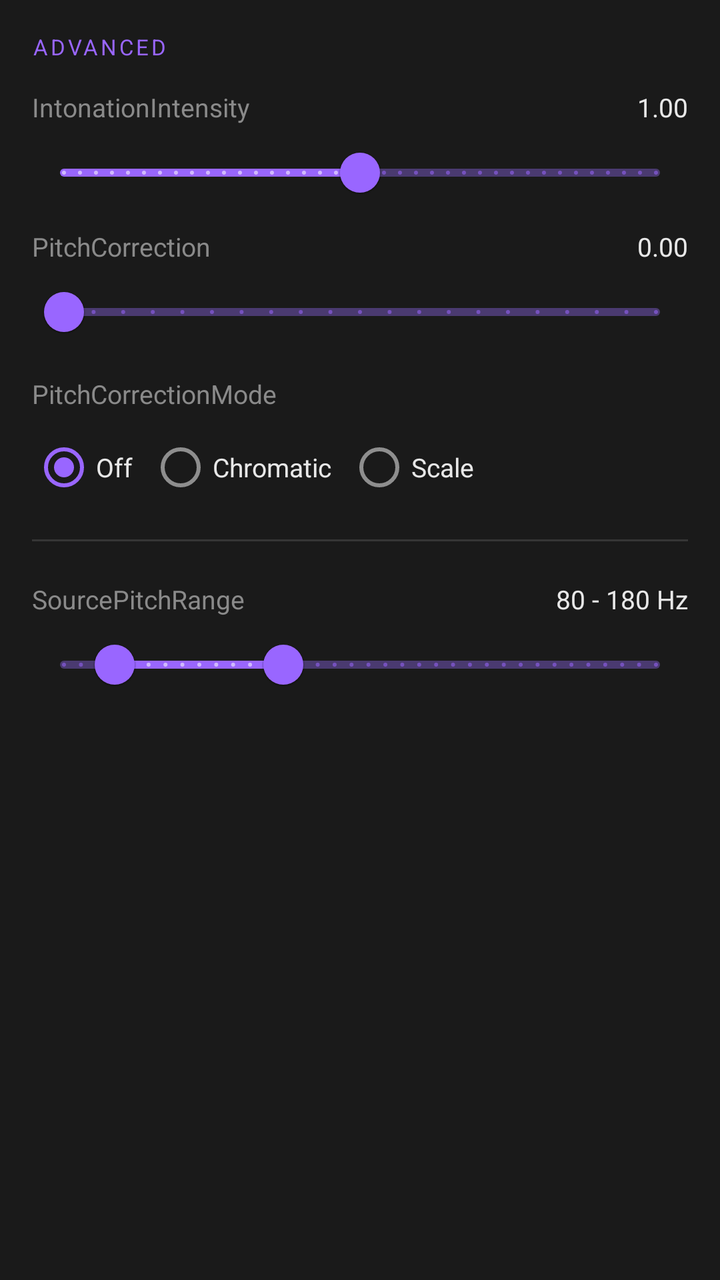
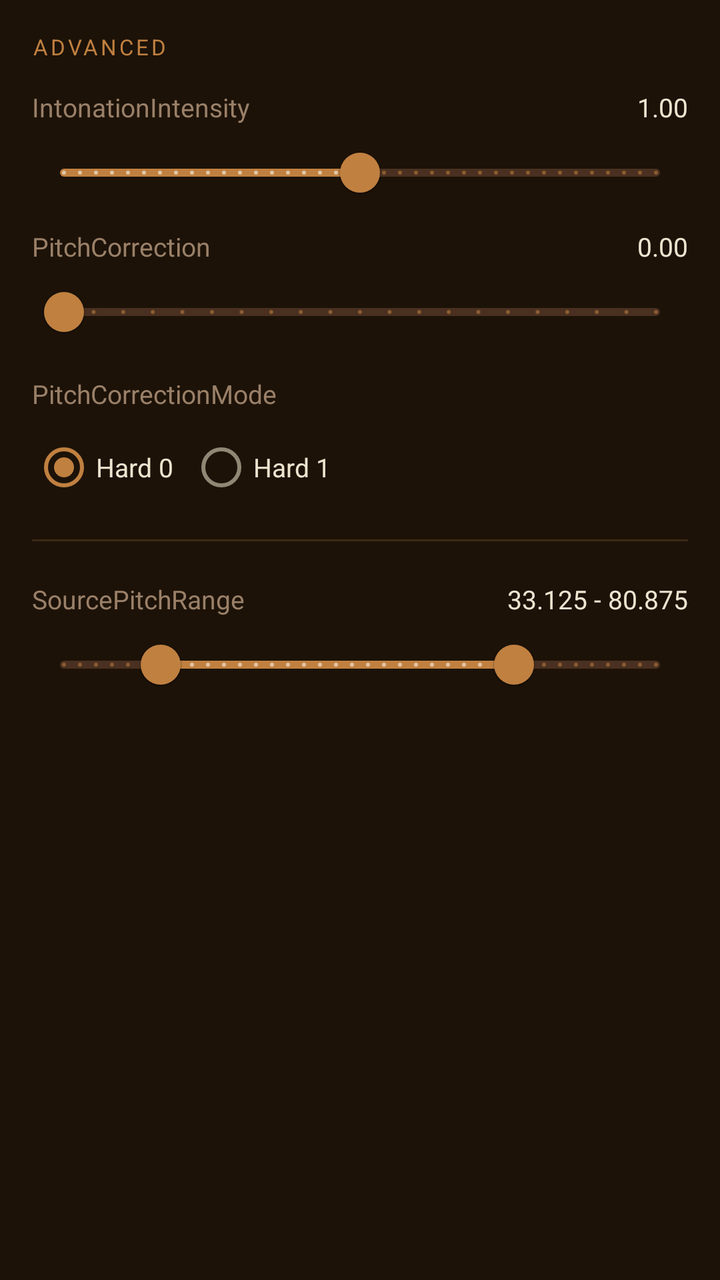

Screens rendered from an Android XML layout before and after an edit, with the pre-edit source and the edit as a unified diff.
<!-- AndroidManifest.xml: application theme Theme.beatriceapp -->
<!-- res/layout/fragment_advanced.xml -->
<?xml version="1.0" encoding="utf-8"?>
<ScrollView xmlns:android="http://schemas.android.com/apk/res/android"
    xmlns:app="http://schemas.android.com/apk/res-auto"
    android:layout_width="match_parent"
    android:layout_height="match_parent"
    android:background="@color/vst_bg_primary">

    <LinearLayout
        android:layout_width="match_parent"
        android:layout_height="wrap_content"
        android:orientation="vertical"
        android:padding="16dp">

        
        <TextView
            android:layout_width="match_parent"
            android:layout_height="wrap_content"
            android:text="@string/section_advanced_pitch"
            android:textColor="@color/vst_accent_purple"
            android:textSize="11sp"
            android:textAllCaps="true"
            android:letterSpacing="0.12"
            android:layout_marginBottom="10dp" />

        
        <LinearLayout
            android:layout_width="match_parent"
            android:layout_height="wrap_content"
            android:orientation="horizontal"
            android:layout_marginTop="4dp">

            <TextView
                android:layout_width="0dp"
                android:layout_height="wrap_content"
                android:layout_weight="1"
                android:text="@string/intonation_intensity"
                android:textColor="@color/vst_text_secondary"
                android:textSize="13sp" />

            <TextView
                android:id="@+id/intonation_intensity_value"
                android:layout_width="60dp"
                android:layout_height="wrap_content"
                android:textColor="@color/vst_text_primary"
                android:textSize="13sp"
                android:gravity="end"
                android:text="1.00" />

        </LinearLayout>

        <com.google.android.material.slider.Slider
            android:id="@+id/intonation_intensity_slider"
            android:layout_width="match_parent"
            android:layout_height="wrap_content"
            android:valueFrom="0.0"
            android:valueTo="2.0"
            android:stepSize="0.05"
            android:value="1.0"
            app:trackColorActive="@color/vst_accent_purple"
            app:trackColorInactive="@color/vst_slider_inactive"
            app:thumbColor="@color/vst_accent_purple" />

        
        <LinearLayout
            android:layout_width="match_parent"
            android:layout_height="wrap_content"
            android:orientation="horizontal"
            android:layout_marginTop="4dp">

            <TextView
                android:layout_width="0dp"
                android:layout_height="wrap_content"
                android:layout_weight="1"
                android:text="@string/pitch_correction"
                android:textColor="@color/vst_text_secondary"
                android:textSize="13sp" />

            <TextView
                android:id="@+id/pitch_correction_value"
                android:layout_width="60dp"
                android:layout_height="wrap_content"
                android:textColor="@color/vst_text_primary"
                android:textSize="13sp"
                android:gravity="end"
                android:text="0.00" />

        </LinearLayout>

        <com.google.android.material.slider.Slider
            android:id="@+id/pitch_correction_slider"
            android:layout_width="match_parent"
            android:layout_height="wrap_content"
            android:valueFrom="0.0"
            android:valueTo="1.0"
            android:stepSize="0.05"
            android:value="0.0"
            app:trackColorActive="@color/vst_accent_purple"
            app:trackColorInactive="@color/vst_slider_inactive"
            app:thumbColor="@color/vst_accent_purple" />

        
        <TextView
            android:layout_width="match_parent"
            android:layout_height="wrap_content"
            android:text="@string/pitch_correction_mode"
            android:textColor="@color/vst_text_secondary"
            android:textSize="13sp"
            android:layout_marginTop="8dp"
            android:layout_marginBottom="4dp" />

        <RadioGroup
            android:id="@+id/pitch_correction_mode_group"
            android:layout_width="match_parent"
            android:layout_height="wrap_content"
            android:orientation="horizontal">

            <RadioButton
                android:id="@+id/pcm_off"
                android:layout_width="wrap_content"
                android:layout_height="wrap_content"
                android:text="@string/pcm_off"
                android:textColor="@color/vst_text_primary"
                android:textSize="13sp"
                android:checked="true"
                android:layout_marginEnd="8dp" />

            <RadioButton
                android:id="@+id/pcm_chromatic"
                android:layout_width="wrap_content"
                android:layout_height="wrap_content"
                android:text="@string/pcm_chromatic"
                android:textColor="@color/vst_text_primary"
                android:textSize="13sp"
                android:layout_marginEnd="8dp" />

            <RadioButton
                android:id="@+id/pcm_scale"
                android:layout_width="wrap_content"
                android:layout_height="wrap_content"
                android:text="@string/pcm_scale"
                android:textColor="@color/vst_text_primary"
                android:textSize="13sp" />

        </RadioGroup>

        <View
            android:layout_width="match_parent"
            android:layout_height="1dp"
            android:background="@color/vst_divider"
            android:layout_marginTop="12dp"
            android:layout_marginBottom="16dp" />

        
        <LinearLayout
            android:layout_width="match_parent"
            android:layout_height="wrap_content"
            android:orientation="horizontal"
            android:layout_marginTop="4dp">

            <TextView
                android:layout_width="0dp"
                android:layout_height="wrap_content"
                android:layout_weight="1"
                android:text="@string/source_pitch_range"
                android:textColor="@color/vst_text_secondary"
                android:textSize="13sp" />

            <TextView
                android:id="@+id/source_pitch_range_value"
                android:layout_width="120dp"
                android:layout_height="wrap_content"
                android:textColor="@color/vst_text_primary"
                android:textSize="13sp"
                android:gravity="end"
                android:text="80 - 180 Hz" />

        </LinearLayout>

        <com.google.android.material.slider.RangeSlider
            android:id="@+id/source_pitch_range_slider"
            android:layout_width="match_parent"
            android:layout_height="wrap_content"
            android:valueFrom="50.0"
            android:valueTo="400.0"
            android:stepSize="10.0"
            app:values="@array/source_pitch_range_defaults"
            app:trackColorActive="@color/vst_accent_purple"
            app:trackColorInactive="@color/vst_slider_inactive"
            app:thumbColor="@color/vst_accent_purple" />

    </LinearLayout>
</ScrollView>
<!-- resources referenced by this layout -->
<resources>
  <array name="source_pitch_range_defaults">
          <item>80.0</item>
          <item>180.0</item>
      </array>
  <color name="vst_accent_purple">#9966FF</color>
  <color name="vst_bg_primary">#1A1A1A</color>
  <color name="vst_divider">#363636</color>
  <color name="vst_slider_inactive">#4A3A70</color>
  <color name="vst_text_primary">#E8E8E8</color>
  <color name="vst_text_secondary">#8A8A8A</color>
  <string name="intonation_intensity">IntonationIntensity</string>
  <string name="pcm_chromatic">Chromatic</string>
  <string name="pcm_off">Off</string>
  <string name="pcm_scale">Scale</string>
  <string name="pitch_correction">PitchCorrection</string>
  <string name="pitch_correction_mode">PitchCorrectionMode</string>
  <string name="section_advanced_pitch">Advanced</string>
  <string name="source_pitch_range">SourcePitchRange</string>
  <style name="Theme.beatriceapp" parent="Theme.MaterialComponents.DayNight.NoActionBar">
          <item name="colorPrimary">@color/vst_accent_purple</item>
          <item name="colorPrimaryVariant">@color/vst_accent_purple_dark</item>
          <item name="colorOnPrimary">@color/white</item>
          <item name="colorSecondary">@color/vst_accent_teal</item>
          <item name="colorSecondaryVariant">@color/vst_accent_teal</item>
          <item name="colorOnSecondary">@color/white</item>
          <item name="colorSurface">@color/vst_bg_secondary</item>
          <item name="colorOnSurface">@color/vst_text_primary</item>
          <item name="android:colorBackground">@color/vst_bg_primary</item>
          <item name="android:statusBarColor">@color/vst_bg_primary</item>
          <item name="android:windowLightStatusBar" tools:targetApi="23">false</item>
          <item name="android:textColorPrimary">@color/vst_text_primary</item>
          <item name="android:textColorSecondary">@color/vst_text_secondary</item>
          <item name="colorControlActivated">@color/vst_accent_purple</item>
          <item name="colorPrimaryDark">@color/vst_bg_primary</item>
      </style>
  <color name="vst_accent_purple_dark">#7744CC</color>
  <color name="white">#FFFFFFFF</color>
  <color name="vst_accent_teal">#26C6A0</color>
  <color name="vst_bg_secondary">#242424</color>
</resources>

<!-- the commit's change to res/layout/fragment_advanced.xml (unified diff, before → after) -->
@@ -16,7 +16,7 @@
             android:layout_width="match_parent"
             android:layout_height="wrap_content"
             android:text="@string/section_advanced_pitch"
-            android:textColor="@color/vst_accent_purple"
+            android:textColor="@color/vst_accent"
             android:textSize="11sp"
             android:textAllCaps="true"
             android:letterSpacing="0.12"
@@ -52,13 +52,13 @@
             android:id="@+id/intonation_intensity_slider"
             android:layout_width="match_parent"
             android:layout_height="wrap_content"
-            android:valueFrom="0.0"
-            android:valueTo="2.0"
-            android:stepSize="0.05"
+            android:valueFrom="-1.0"
+            android:valueTo="3.0"
+            android:stepSize="0.1"
             android:value="1.0"
-            app:trackColorActive="@color/vst_accent_purple"
+            app:trackColorActive="@color/vst_accent"
             app:trackColorInactive="@color/vst_slider_inactive"
-            app:thumbColor="@color/vst_accent_purple" />
+            app:thumbColor="@color/vst_accent" />
 
         
         <LinearLayout
@@ -94,9 +94,9 @@
             android:valueTo="1.0"
             android:stepSize="0.05"
             android:value="0.0"
-            app:trackColorActive="@color/vst_accent_purple"
+            app:trackColorActive="@color/vst_accent"
             app:trackColorInactive="@color/vst_slider_inactive"
-            app:thumbColor="@color/vst_accent_purple" />
+            app:thumbColor="@color/vst_accent" />
 
         
         <TextView
@@ -115,31 +115,23 @@
             android:orientation="horizontal">
 
             <RadioButton
-                android:id="@+id/pcm_off"
+                android:id="@+id/pcm_hard0"
                 android:layout_width="wrap_content"
                 android:layout_height="wrap_content"
-                android:text="@string/pcm_off"
+                android:text="@string/pcm_hard0"
                 android:textColor="@color/vst_text_primary"
                 android:textSize="13sp"
                 android:checked="true"
                 android:layout_marginEnd="8dp" />
 
             <RadioButton
-                android:id="@+id/pcm_chromatic"
+                android:id="@+id/pcm_hard1"
                 android:layout_width="wrap_content"
                 android:layout_height="wrap_content"
-                android:text="@string/pcm_chromatic"
+                android:text="@string/pcm_hard1"
                 android:textColor="@color/vst_text_primary"
                 android:textSize="13sp"
                 android:layout_marginEnd="8dp" />
-
-            <RadioButton
-                android:id="@+id/pcm_scale"
-                android:layout_width="wrap_content"
-                android:layout_height="wrap_content"
-                android:text="@string/pcm_scale"
-                android:textColor="@color/vst_text_primary"
-                android:textSize="13sp" />
 
         </RadioGroup>
 
@@ -172,7 +164,7 @@
                 android:textColor="@color/vst_text_primary"
                 android:textSize="13sp"
                 android:gravity="end"
-                android:text="80 - 180 Hz" />
+                android:text="33.125 - 80.875" />
 
         </LinearLayout>
 
@@ -180,13 +172,13 @@
             android:id="@+id/source_pitch_range_slider"
             android:layout_width="match_parent"
             android:layout_height="wrap_content"
-            android:valueFrom="50.0"
-            android:valueTo="400.0"
-            android:stepSize="10.0"
+            android:valueFrom="20.0"
+            android:valueTo="100.0"
+            android:stepSize="0.125"
             app:values="@array/source_pitch_range_defaults"
-            app:trackColorActive="@color/vst_accent_purple"
+            app:trackColorActive="@color/vst_accent"
             app:trackColorInactive="@color/vst_slider_inactive"
-            app:thumbColor="@color/vst_accent_purple" />
+            app:thumbColor="@color/vst_accent" />
 
     </LinearLayout>
 </ScrollView>
<!-- resource entries referenced after the edit -->
@@ -1,26 +1,25 @@
 <!-- resources referenced by this layout -->
 <resources>
   <array name="source_pitch_range_defaults">
-          <item>80.0</item>
-          <item>180.0</item>
+          <item>33.125</item>
+          <item>80.875</item>
       </array>
-  <color name="vst_accent_purple">#9966FF</color>
-  <color name="vst_bg_primary">#1A1A1A</color>
-  <color name="vst_divider">#363636</color>
-  <color name="vst_slider_inactive">#4A3A70</color>
-  <color name="vst_text_primary">#E8E8E8</color>
-  <color name="vst_text_secondary">#8A8A8A</color>
+  <color name="vst_accent">#C08040</color>
+  <color name="vst_bg_primary">#1C1208</color>
+  <color name="vst_divider">#3C2A14</color>
+  <color name="vst_slider_inactive">#4A3020</color>
+  <color name="vst_text_primary">#EEE4D0</color>
+  <color name="vst_text_secondary">#9A8068</color>
   <string name="intonation_intensity">IntonationIntensity</string>
-  <string name="pcm_chromatic">Chromatic</string>
-  <string name="pcm_off">Off</string>
-  <string name="pcm_scale">Scale</string>
+  <string name="pcm_hard0">Hard 0</string>
+  <string name="pcm_hard1">Hard 1</string>
   <string name="pitch_correction">PitchCorrection</string>
   <string name="pitch_correction_mode">PitchCorrectionMode</string>
   <string name="section_advanced_pitch">Advanced</string>
   <string name="source_pitch_range">SourcePitchRange</string>
   <style name="Theme.beatriceapp" parent="Theme.MaterialComponents.DayNight.NoActionBar">
-          <item name="colorPrimary">@color/vst_accent_purple</item>
-          <item name="colorPrimaryVariant">@color/vst_accent_purple_dark</item>
+          <item name="colorPrimary">@color/vst_accent</item>
+          <item name="colorPrimaryVariant">@color/vst_accent_dark</item>
           <item name="colorOnPrimary">@color/white</item>
           <item name="colorSecondary">@color/vst_accent_teal</item>
           <item name="colorSecondaryVariant">@color/vst_accent_teal</item>
@@ -32,12 +31,12 @@
           <item name="android:windowLightStatusBar" tools:targetApi="23">false</item>
           <item name="android:textColorPrimary">@color/vst_text_primary</item>
           <item name="android:textColorSecondary">@color/vst_text_secondary</item>
-          <item name="colorControlActivated">@color/vst_accent_purple</item>
+          <item name="colorControlActivated">@color/vst_accent</item>
           <item name="colorPrimaryDark">@color/vst_bg_primary</item>
       </style>
-  <color name="vst_accent_purple_dark">#7744CC</color>
+  <color name="vst_accent_dark">#9A5E24</color>
   <color name="white">#FFFFFFFF</color>
-  <color name="vst_accent_teal">#26C6A0</color>
-  <color name="vst_bg_secondary">#242424</color>
+  <color name="vst_accent_teal">#D4A464</color>
+  <color name="vst_bg_secondary">#251A0A</color>
 </resources>
 
